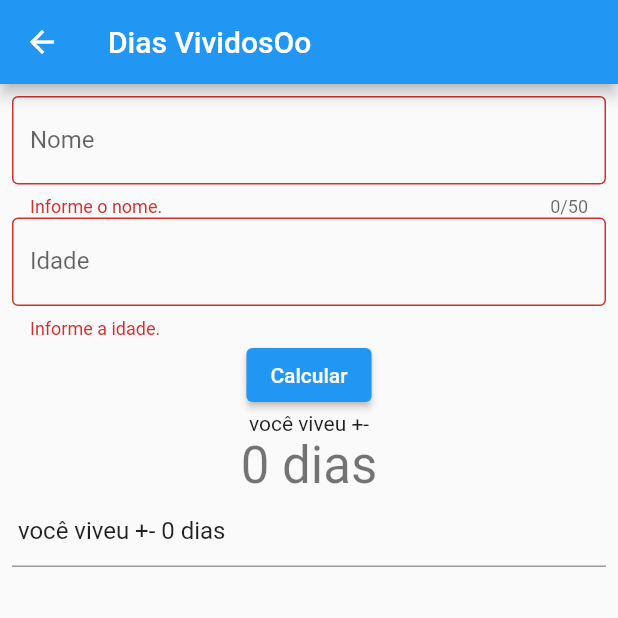
After one commit to paoloBP/app_aula_ofic, a Flutter app: the DiasVividosOoPage screen opened by its route, after a tap on "Calcular", on a phone screen of 412 x 824 dp, the top half of it. The commit adds this screen. Run offline on Flutter 3.47's test engine with Material 2 defaults, Android fonts, the light colour scheme and no system bars.

Commit message:
Commit de 04/11/2022-21h40m48s

```diff
--- a/lib/main.dart
+++ b/lib/main.dart
@@ -4,6 +4,7 @@ import 'package:app_aula_ofic/pages/informacoes.dart';
 import 'package:app_aula_ofic/pages/sobre.dart';
 import 'package:app_aula_ofic/pages/formulario.dart';
 import 'package:app_aula_ofic/pages/dias_vividos.dart';
+import 'package:app_aula_ofic/pages/dias_vividos _oo.dart';
 import 'package:app_aula_ofic/pages/imc.dart';
 import 'package:flutter/material.dart';
 
@@ -26,9 +27,12 @@ class MyApp extends StatelessWidget {
         '/sobre': (context) => SobrePage(),
         '/informacoes': (context) => InformacoesPage(),
         '/diasVividos': (context) =>
-            const DiasVividosPage(title: "Dias Vividos"),
+            const DiasVividosPage(title: "Dias Vividos Oo"),
+            '/diasVividosOo': (context) =>
+            const DiasVividosOoPage(title: "Dias VividosOo"),
         '/formulario': (context) => FormValidacaoPage(),
         '/imc': (context) => IMCPage(),
+
       },
     );
   }
--- /dev/null
+++ b/lib/model/DiasVividos.dart
@@ -0,0 +1,40 @@
+class DiasVividos{
+  late String _nome;
+  late int _idade;
+
+  DiasVividos(){
+    _nome = '';
+    _idade = 0;
+  }
+  DiasVividos.iniciarTudo(this._nome, this._idade);
+  DiasVividos.iniciarNome(nome){
+    this._nome = nome;
+    this._idade = 0;
+  }
+  int getDiasVividos(){
+    return _idade * 365;
+  }
+
+  int get diasVividos2 => getDiasVividos();
+
+  String getResultado(){
+    return '$_nome você viveu +- ${this.getDiasVividos()} dias';
+  }
+
+  String get nome{
+    return _nome;
+  }
+
+  set nome(String nome){
+    this._nome = nome;
+  }
+
+  int get idade{
+    return _idade;
+  }
+
+  set idade(int idade){
+    this._idade = idade;
+  }
+
+}
--- /dev/null
+++ b/lib/pages/dias_vividos _oo.dart
@@ -0,0 +1,111 @@
+import 'package:app_aula_ofic/model/DiasVividos.dart';
+import 'package:flutter/material.dart';
+
+class DiasVividosOoPage extends StatefulWidget {
+  const DiasVividosOoPage({super.key, required this.title});
+  final String title;
+
+  @override
+  State<DiasVividosOoPage> createState() => _DiasVividosOoPage();
+}
+
+class _DiasVividosOoPage extends State<DiasVividosOoPage> {
+  final _formKey = GlobalKey<FormState>();
+  DiasVividos obj = DiasVividos();
+
+  void _calcular() {
+    setState(() {
+    });
+    entries.add(obj);
+  }
+
+  final List<DiasVividos> entries = <DiasVividos>[];
+  final List<int> colorCodes = <int>[600, 500, 100];
+
+  @override
+  Widget build(BuildContext context) {
+    return Scaffold(
+      appBar: AppBar(
+        title: Text(widget.title),
+      ),
+      body: Form(
+        key: _formKey,
+        child: Padding(
+          padding: const EdgeInsets.all(8.0),
+          child: Center(
+            child: Column(
+              mainAxisAlignment: MainAxisAlignment.start,
+              children: <Widget>[
+                TextFormField(
+                  keyboardType: TextInputType.name,
+                  maxLength: 50,
+                  decoration: const InputDecoration(
+                      border: OutlineInputBorder(), labelText: 'Nome'),
+                  validator: (value) {
+                    if (value == null || value.isEmpty) {
+                      return 'Informe o nome.';
+                    }
+                    obj.nome = value;
+                    return null;
+                  },
+                ),
+                TextFormField(
+                  keyboardType: TextInputType.number,
+                  decoration: const InputDecoration(
+                      border: OutlineInputBorder(), labelText: 'Idade'),
+                  validator: (value) {
+                    if (value == null || value.isEmpty) {
+                      return 'Informe a idade.';
+                    }
+                    obj.idade = int.tryParse(value)!;
+                    return null;
+                  },
+                ),
+                ElevatedButton(
+                  onPressed: () {
+                    if (_formKey.currentState!.validate()) {
+                      _calcular();
+                      ScaffoldMessenger.of(context).showSnackBar(
+                        SnackBar(
+                            content: Text(
+                                'Tudo certo!! ${obj.getResultado()}')),
+                      );
+                    }
+                  },
+                  child: const Text('Calcular'),
+                ),
+                Text(
+                  '${obj.nome} você viveu +- ',
+                ),
+                Text(
+                  '${obj.diasVividos2} dias',
+                  style: Theme.of(context).textTheme.headline4,
+                ),
+                TextFormField(
+                  keyboardType: TextInputType.none,
+                  initialValue: obj.getResultado(),
+                  key: Key(obj.getResultado()),
+                ),
+                SizedBox(
+                  width: 300,
+                  height: 200,
+                  child: ListView.builder(
+                      padding: const EdgeInsets.all(8),
+                      itemCount: entries.length,
+                      itemBuilder: (BuildContext context, int index) {
+                        return Container(
+                          height: 50,
+                          color:
+                              Colors.amber[colorCodes[index % 2 > 0 ? 0 : 1]],
+                          child: Center(child: Text('Entry ${entries[index].getResultado()}')),
+                        );
+                      }),
+                )
+              ],
+            ),
+          ),
+        ),
+      ),
+    );
+  }
+}
--- a/lib/pages/home.dart
+++ b/lib/pages/home.dart
@@ -48,6 +48,14 @@ class HomePage extends StatelessWidget {
                 Navigator.of(context).pushNamed('/diasVividos');
               },
             ),
+             ListTile(
+              leading: const Icon(Icons.info),
+              title: const Text('diasvividos Oo'),
+              onTap: () {
+                Navigator.pop(context); // close the drawer
+                Navigator.of(context).pushNamed('/diasVividosOo');
+              },
+            ),
             ListTile(
               leading: const Icon(Icons.info),
               title: const Text('Informações'),
@@ -79,6 +87,7 @@ class HomePage extends StatelessWidget {
                 Navigator.pop(context); // close the drawer
                 Navigator.of(context).pushNamed('/imc');
               },
+
             ),
           ],
         ),
```
